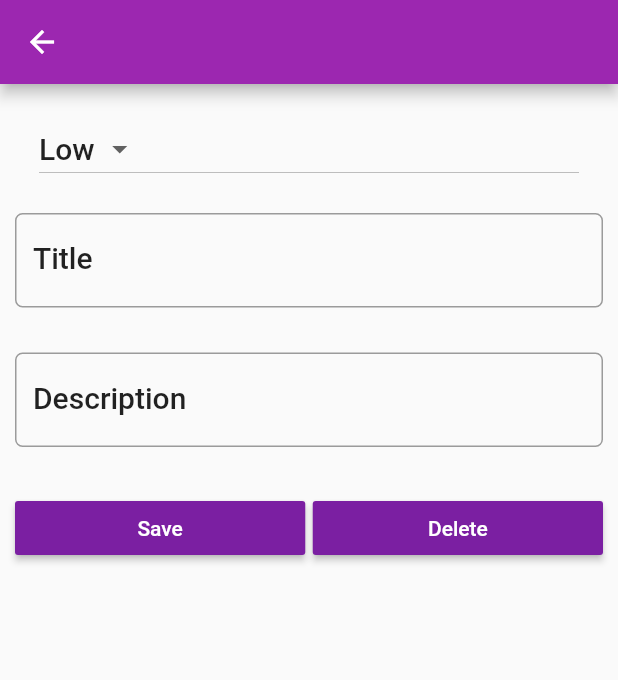
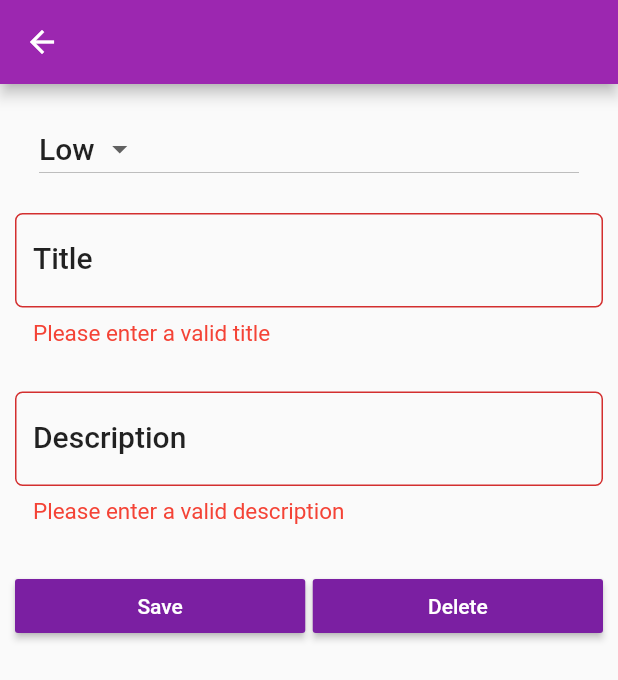
Before and after one commit to olikhanbd/flutter-notekeeper, a Flutter app: the NoteDetails screen opened directly with empty values, after a tap on "Save", on a phone screen of 412 x 824 dp. Shown: the top 680 px of the screen. Run offline on Flutter 3.47's test engine with Material 2 defaults, Android fonts, the phone set to English and light mode, and no system bars; our stand-ins replace sqflite; accounts and stored records are empty.

Commit message:
note_details updated

```diff
--- a/lib/screens/note_details.dart
+++ b/lib/screens/note_details.dart
@@ -19,6 +19,8 @@ class NoteDetailsState extends State<NoteDetails> {
   var _priorities = ["High", "Low"];
   var selectedPriority = "Low";
   var selectedPriorityInt = 2;
+
+  var _formKey = GlobalKey<FormState>();
   TextEditingController titleController = TextEditingController();
   TextEditingController descController = TextEditingController();
 
@@ -53,7 +55,9 @@ class NoteDetailsState extends State<NoteDetails> {
                 },
               ),
             ),
-          body: Padding(
+            body: Form(
+              key: _formKey,
+              child: Padding(
                 padding: EdgeInsets.only(top: 15.0, left: 10.0, right: 10.0),
                 child: ListView(
                   children: <Widget>[
@@ -75,41 +79,49 @@ class NoteDetailsState extends State<NoteDetails> {
                           }),
                     ),
 
-                /////////////////////////TITLE TEXTFIELD////////////////////////////
+                    /////////////////////////TITLE TEXTFIELD////////////////////////
                     Padding(
                       padding: EdgeInsets.only(top: 15.0, bottom: 15.0),
-                  child: TextField(
+                      child: TextFormField(
                         controller: titleController,
+                        validator: (String value) {
+                          if (value.isEmpty) {
+                            return "Please enter a valid title";
+                          }
+                        },
                         style: textStyle,
-                    onChanged: (value) {
-                      debugPrint("editing title");
-                    },
                         decoration: InputDecoration(
                             labelText: "Title",
+                            labelStyle: textStyle,
+                            errorStyle:
+                                TextStyle(color: Colors.red, fontSize: 15.0),
+                            border: OutlineInputBorder(
+                                borderRadius: BorderRadius.circular(5.0))),
+                      ),
+                    ),
+
+                    /////////////////DESCRIPTION TEXTFIELD//////////////////////////
+                    Padding(
+                      padding: EdgeInsets.only(top: 15.0, bottom: 15.0),
+                      child: TextFormField(
+                        controller: descController,
+                        validator: (String value) {
+                          if (value.isEmpty) {
+                            return "Please enter a valid description";
+                          }
+                        },
+                        style: textStyle,
+                        decoration: InputDecoration(
+                            labelText: "Description",
+                            errorStyle:
+                                TextStyle(color: Colors.red, fontSize: 15.0),
                             labelStyle: textStyle,
                             border: OutlineInputBorder(
                                 borderRadius: BorderRadius.circular(5.0))),
                       ),
                     ),
 
-                /////////////////Description TEXTFIELD////////////////////////////
-                Padding(
-                  padding: EdgeInsets.only(top: 15.0, bottom: 15.0),
-                  child: TextField(
-                    controller: descController,
-                    style: textStyle,
-                    onChanged: (value) {
-                      debugPrint("editing desc");
-                    },
-                    decoration: InputDecoration(
-                        labelText: "Description",
-                        labelStyle: textStyle,
-                        border: OutlineInputBorder(
-                            borderRadius: BorderRadius.circular(5.0))),
-                  ),
-                ),
-
-                //////////////////////BUTTONS///////////////////////////////////////
+                    //////////////////////BUTTONS///////////////////////////////////
                     Padding(
                         padding: EdgeInsets.only(top: 15.0, bottom: 15.0),
                         child: Row(
@@ -123,6 +135,7 @@ class NoteDetailsState extends State<NoteDetails> {
                                   ),
                                   onPressed: () {
                                     setState(() {
+                                      if (_formKey.currentState.validate())
                                         _save();
                                     });
                                   }),
@@ -139,7 +152,11 @@ class NoteDetailsState extends State<NoteDetails> {
                                   ),
                                   onPressed: () {
                                     setState(() {
+                                      if (note != null)
                                         _delete();
+                                      else
+                                        _showAlert(
+                                            "Error", "No note to delete");
                                     });
                                   }),
                             )
@@ -148,7 +165,7 @@ class NoteDetailsState extends State<NoteDetails> {
                   ],
                 ),
               ),
-        ));
+            )));
   }
 
   void exitScreen() {
@@ -182,11 +199,13 @@ class NoteDetailsState extends State<NoteDetails> {
   }
 
   void _save() async {
+    exitScreen();
+
     String dateNow = DateFormat.yMMMd().format(DateTime.now());
 
     if (note == null) {
       String title = titleController.text;
-      String description = titleController.text;
+      String description = descController.text;
       String date = dateNow;
       int priority = selectedPriorityInt;
       Note newNote = Note(title, date, priority, description);
@@ -194,44 +213,43 @@ class NoteDetailsState extends State<NoteDetails> {
       int result = await databaseHelper.insertNote(newNote);
 
       if (result != 0) {
-        _showAlert(context, "Successfully inserted");
-        exitScreen();
+        _showAlert("Success", "Successfully inserted");
       } else {
-        _showAlert(context, "Insert failed");
+        _showAlert("Failure", "Insert failed");
       }
     } else {
       note.title = titleController.text;
-      note.description = titleController.text;
+      note.description = descController.text;
       note.date = dateNow;
       note.priority = selectedPriorityInt;
 
       int result = await databaseHelper.updateNote(note);
 
       if (result != 0) {
-        _showAlert(context, "Successfully updated");
-        exitScreen();
+        _showAlert("Success", "Successfully updated");
       } else {
-        _showAlert(context, "Update failed");
+        _showAlert("Failure", "Update failed");
       }
     }
   }
 
   void _delete() async {
+    exitScreen();
+
     if (note != null) {
       int result = await databaseHelper.deleteNote(note.id);
 
       if (result != 0) {
-        _showAlert(context, "Successfully deleted");
-        exitScreen();
+        _showAlert("Success", "Successfully deleted");
       } else {
-        _showAlert(context, "Deletion failed");
+        _showAlert("Failure", "Deletion failed");
       }
     }
   }
 
-  void _showAlert(BuildContext context, String msg) {
+  void _showAlert(String title, String msg) {
     AlertDialog alertDialog = AlertDialog(
-      title: Text("Note"),
+      title: Text(title),
       content: Text(msg),
     );
     showDialog(context: context, builder: (_) => alertDialog);
```
Lines whose indentation alone changed are shown as unchanged.
